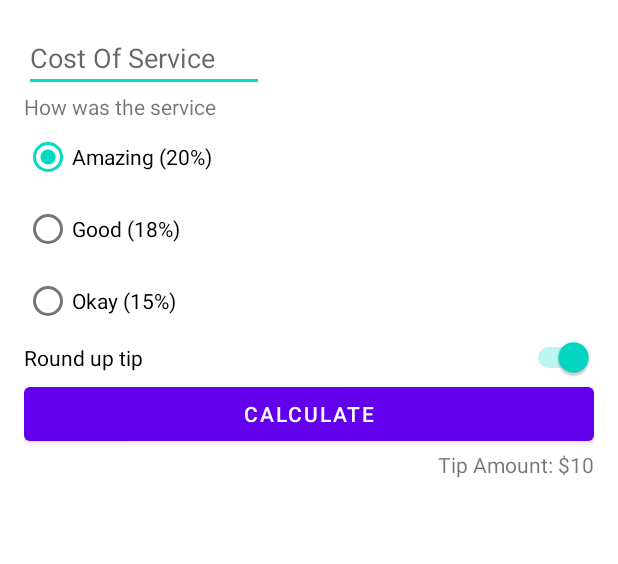
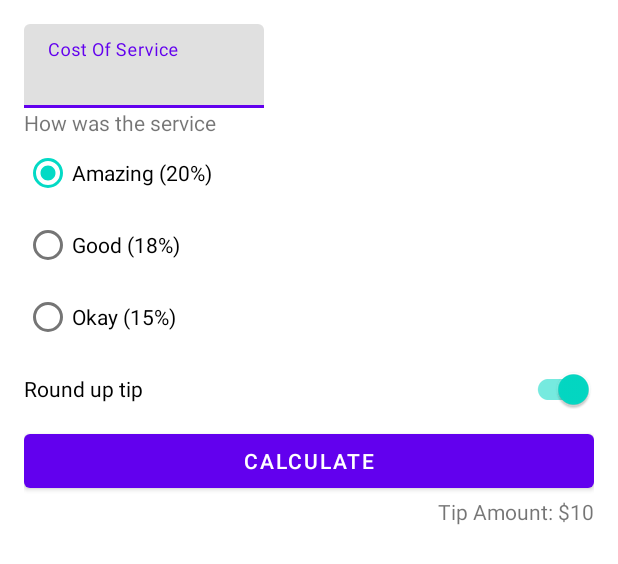
Before and after one commit to codenameobi/TipCalculator, an Android app: the layout activity_main.xml on its own in the app's theme, with its tools: preview values and no code run, on a phone screen of 412 x 824 dp. Shown: the top 564 px of the screen. Run offline under Robolectric (Android 15) with nearby library versions, the phone set to English and light mode, and no system bars.

Commit message:
include material design components

```diff
--- a/app/build.gradle
+++ b/app/build.gradle
@@ -38,6 +38,7 @@ android {
 
 dependencies {
 
+    implementation "com.google.android.material:material:$version"
     implementation "org.jetbrains.kotlin:kotlin-stdlib:$kotlin_version"
     implementation 'androidx.core:core-ktx:1.3.2'
     implementation 'androidx.appcompat:appcompat:1.2.0'
--- a/app/src/main/java/com/e/tipcalculator/MainActivity.kt
+++ b/app/src/main/java/com/e/tipcalculator/MainActivity.kt
@@ -19,7 +19,7 @@ class MainActivity : AppCompatActivity() {
     }
 
     private fun calculateTip() {
-        val stringInTextField = binding.costOfService.text.toString()
+        val stringInTextField = binding.costOfServiceEditText.text.toString()
         val cost = stringInTextField.toDoubleOrNull()
 
         if (cost == null) {
--- a/app/src/main/res/layout/activity_main.xml
+++ b/app/src/main/res/layout/activity_main.xml
@@ -7,14 +7,22 @@
     android:padding="16dp"
     tools:context=".MainActivity">
 
-    <EditText
+    <com.google.android.material.textfield.TextInputLayout
         android:id="@+id/cost_of_service"
         android:layout_width="160dp"
         android:layout_height="wrap_content"
         android:hint="@string/cost_of_service"
         android:inputType="numberDecimal"
         app:layout_constraintStart_toStartOf="parent"
-        app:layout_constraintTop_toTopOf="parent" />
+        app:layout_constraintTop_toTopOf="parent" >
+
+        <com.google.android.material.textfield.TextInputEditText
+            android:id = "@+id/cost_of_service_edit_text"
+            android:layout_width="match_parent"
+            android:layout_height="wrap_content"
+            />
+    </com.google.android.material.textfield.TextInputLayout>
+
 
     <TextView
         android:id="@+id/service_question"
@@ -52,7 +60,7 @@
             android:text="@string/okay_service" />
     </RadioGroup>
 
-    <Switch
+    <com.google.android.material.switchmaterial.SwitchMaterial
         android:id="@+id/round_up_switch"
         android:layout_width="0dp"
         android:layout_height="wrap_content"
--- a/build.gradle
+++ b/build.gradle
@@ -1,6 +1,7 @@
 // Top-level build file where you can add configuration options common to all sub-projects/modules.
 buildscript {
     ext.kotlin_version = "1.4.32"
+    ext.version = "1.4.0-alpha02"
     repositories {
         google()
         jcenter()
@@ -8,6 +9,7 @@ buildscript {
     dependencies {
         classpath "com.android.tools.build:gradle:4.1.1"
         classpath "org.jetbrains.kotlin:kotlin-gradle-plugin:$kotlin_version"
+
 
         // NOTE: Do not place your application dependencies here; they belong
         // in the individual module build.gradle files
```
